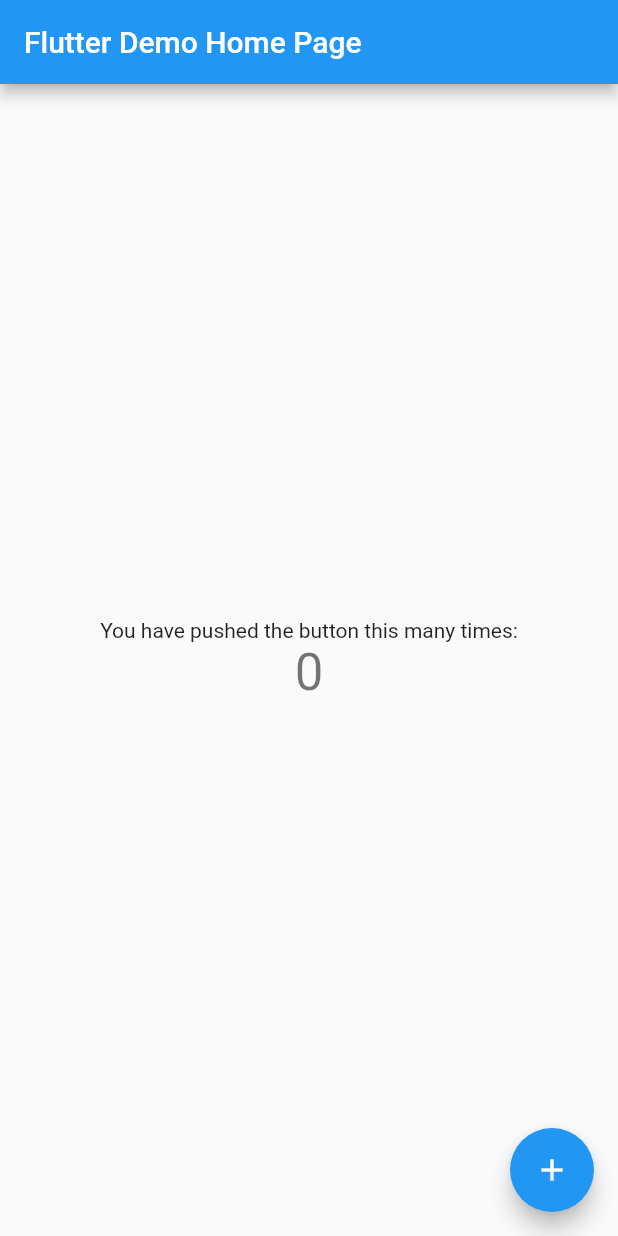
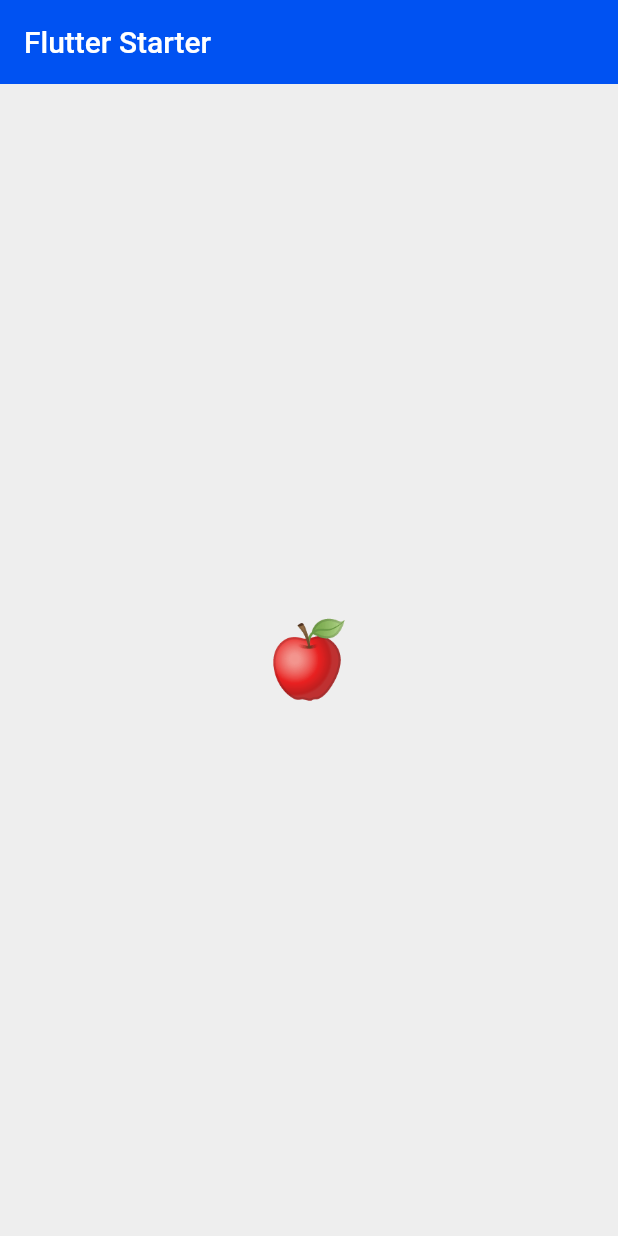
Before and after one commit to carllosnc/flutter_starter, a Flutter app: the screen it shows after launch, on a phone screen of 412 x 824 dp. Run offline on Flutter 3.47's test engine with Material 2 defaults, Android fonts, the phone set to English and light mode, and no system bars; our stand-ins replace go_router.

Commit message:
update: main structure

```diff
--- /dev/null
+++ b/lib/app.dart
@@ -0,0 +1,16 @@
+import 'package:flutter/material.dart';
+import '/routing/router.dart';
+import '/themes/basic.theme.dart';
+
+class App extends StatelessWidget {
+  const App({super.key});
+
+  @override
+  Widget build(BuildContext context) {
+    return MaterialApp.router(
+      theme: basicTheme,
+      debugShowCheckedModeBanner: false,
+      routerConfig: router,
+    );
+  }
+}
--- a/lib/main.dart
+++ b/lib/main.dart
@@ -1,115 +1,17 @@
 import 'package:flutter/material.dart';
+import 'package:flutter/services.dart';
+import '/app.dart';
+import '/themes/basic.theme.dart';
 
-void main() {
-  runApp(const MyApp());
+void main(List<String> args) {
+  WidgetsFlutterBinding.ensureInitialized();
+
+  SystemChrome.setSystemUIOverlayStyle(
+    const SystemUiOverlayStyle(
+      systemNavigationBarColor: Colors.white,
+      statusBarColor: primaryColorShades,
+    ),
+  );
+
+  runApp(const App());
 }
-
-class MyApp extends StatelessWidget {
-  const MyApp({super.key});
-
-  // This widget is the root of your application.
-  @override
-  Widget build(BuildContext context) {
-    return MaterialApp(
-      title: 'Flutter Demo',
-      theme: ThemeData(
-        // This is the theme of your application.
-        //
-        // Try running your application with "flutter run". You'll see the
-        // application has a blue toolbar. Then, without quitting the app, try
-        // changing the primarySwatch below to Colors.green and then invoke
-        // "hot reload" (press "r" in the console where you ran "flutter run",
-        // or simply save your changes to "hot reload" in a Flutter IDE).
-        // Notice that the counter didn't reset back to zero; the application
-        // is not restarted.
-        primarySwatch: Colors.blue,
-      ),
-      home: const MyHomePage(title: 'Flutter Demo Home Page'),
-    );
-  }
-}
-
-class MyHomePage extends StatefulWidget {
-  const MyHomePage({super.key, required this.title});
-
-  // This widget is the home page of your application. It is stateful, meaning
-  // that it has a State object (defined below) that contains fields that affect
-  // how it looks.
-
-  // This class is the configuration for the state. It holds the values (in this
-  // case the title) provided by the parent (in this case the App widget) and
-  // used by the build method of the State. Fields in a Widget subclass are
-  // always marked "final".
-
-  final String title;
-
-  @override
-  State<MyHomePage> createState() => _MyHomePageState();
-}
-
-class _MyHomePageState extends State<MyHomePage> {
-  int _counter = 0;
-
-  void _incrementCounter() {
-    setState(() {
-      // This call to setState tells the Flutter framework that something has
-      // changed in this State, which causes it to rerun the build method below
-      // so that the display can reflect the updated values. If we changed
-      // _counter without calling setState(), then the build method would not be
-      // called again, and so nothing would appear to happen.
-      _counter++;
-    });
-  }
-
-  @override
-  Widget build(BuildContext context) {
-    // This method is rerun every time setState is called, for instance as done
-    // by the _incrementCounter method above.
-    //
-    // The Flutter framework has been optimized to make rerunning build methods
-    // fast, so that you can just rebuild anything that needs updating rather
-    // than having to individually change instances of widgets.
-    return Scaffold(
-      appBar: AppBar(
-        // Here we take the value from the MyHomePage object that was created by
-        // the App.build method, and use it to set our appbar title.
-        title: Text(widget.title),
-      ),
-      body: Center(
-        // Center is a layout widget. It takes a single child and positions it
-        // in the middle of the parent.
-        child: Column(
-          // Column is also a layout widget. It takes a list of children and
-          // arranges them vertically. By default, it sizes itself to fit its
-          // children horizontally, and tries to be as tall as its parent.
-          //
-          // Invoke "debug painting" (press "p" in the console, choose the
-          // "Toggle Debug Paint" action from the Flutter Inspector in Android
-          // Studio, or the "Toggle Debug Paint" command in Visual Studio Code)
-          // to see the wireframe for each widget.
-          //
-          // Column has various properties to control how it sizes itself and
-          // how it positions its children. Here we use mainAxisAlignment to
-          // center the children vertically; the main axis here is the vertical
-          // axis because Columns are vertical (the cross axis would be
-          // horizontal).
-          mainAxisAlignment: MainAxisAlignment.center,
-          children: <Widget>[
-            const Text(
-              'You have pushed the button this many times:',
-            ),
-            Text(
-              '$_counter',
-              style: Theme.of(context).textTheme.headlineMedium,
-            ),
-          ],
-        ),
-      ),
-      floatingActionButton: FloatingActionButton(
-        onPressed: _incrementCounter,
-        tooltip: 'Increment',
-        child: const Icon(Icons.add),
-      ), // This trailing comma makes auto-formatting nicer for build methods.
-    );
-  }
-}
--- /dev/null
+++ b/lib/pages/home.page.dart
@@ -0,0 +1,25 @@
+import 'package:flutter/material.dart';
+
+class HomePage extends StatefulWidget {
+  const HomePage({super.key});
+
+  @override
+  State<HomePage> createState() => _HomePageState();
+}
+
+class _HomePageState extends State<HomePage> {
+  @override
+  Widget build(BuildContext context) {
+    return Scaffold(
+      appBar: AppBar(
+        title: const Text('Flutter Starter'),
+      ),
+      body: const Center(
+        child: Text(
+          '🍎',
+          style: TextStyle(fontSize: 50),
+        ),
+      ),
+    );
+  }
+}
--- /dev/null
+++ b/lib/routing/router.dart
@@ -0,0 +1,9 @@
+import 'package:flutter_starter/pages/home.page.dart';
+import 'package:go_router/go_router.dart';
+
+final router = GoRouter(routes: [
+  GoRoute(
+    path: '/',
+    builder: (context, state) => const HomePage(),
+  )
+]);
--- /dev/null
+++ b/lib/themes/basic.theme.dart
@@ -0,0 +1,64 @@
+import 'package:flutter/material.dart';
+
+const MaterialColor primaryColorShades = MaterialColor(
+  0xFF0052F2,
+  <int, Color>{
+    50: Color(0xFFE2F3FF),
+    100: Color(0xFFBED2FF),
+    200: Color(0xFF90ACFF),
+    300: Color(0xFF658AFF),
+    400: Color(0xFF3E6DFF),
+    500: Color(0xFF0052F2),
+    600: Color(0xFF0049E8),
+    700: Color(0xFF003FD9),
+    800: Color(0xFF0034CD),
+    900: Color(0xFF001BB3),
+  },
+);
+
+class ProjectText {
+  static TextStyle text = const TextStyle(
+    fontSize: 16,
+    height: 1.5,
+    color: Color(0xFF5D5D5D),
+  );
+  static TextStyle title = const TextStyle(
+    fontSize: 16,
+    height: 1.4,
+    fontWeight: FontWeight.w700,
+    color: Colors.black,
+  );
+}
+
+var basicTheme = ThemeData(
+  brightness: Brightness.light,
+  primarySwatch: primaryColorShades,
+  scaffoldBackgroundColor: Colors.grey.shade200,
+  cardTheme: CardTheme(
+    elevation: 2,
+    shape: RoundedRectangleBorder(
+      borderRadius: BorderRadius.circular(8),
+    ),
+    color: Colors.white,
+  ),
+  appBarTheme: const AppBarTheme(elevation: 0),
+  elevatedButtonTheme: ElevatedButtonThemeData(
+    style: ElevatedButton.styleFrom(
+      elevation: 0,
+      textStyle: const TextStyle(
+        fontWeight: FontWeight.normal,
+        fontSize: 18,
+      ),
+      padding: const EdgeInsets.fromLTRB(20, 14, 20, 14),
+      shape: const StadiumBorder(),
+    ),
+  ),
+  inputDecorationTheme: InputDecorationTheme(
+    iconColor: Colors.grey.shade400,
+    fillColor: Colors.black,
+    border: OutlineInputBorder(
+      borderRadius: BorderRadius.circular(10),
+    ),
+    contentPadding: const EdgeInsets.fromLTRB(20, 14, 20, 14),
+  ),
+);
```
Also changed, not shown: 1 other file.
